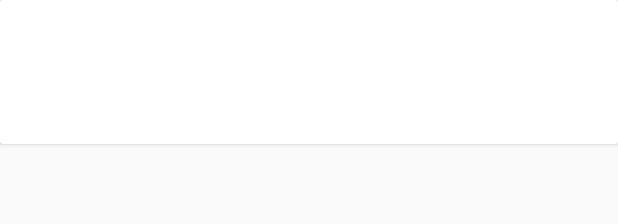
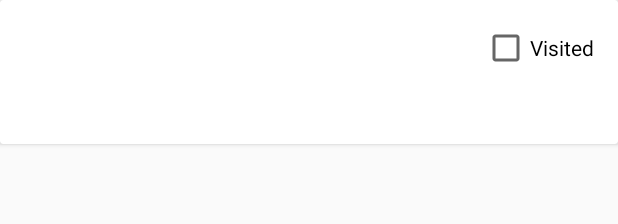
Before and after one commit to peter-dev/archaeological-fieldwork-v2-android, an Android app: the layout card_hillfort.xml on its own in the app's theme, with its tools: preview values and no code run, on a phone screen of 412 x 824 dp. Shown: the top 224 px of the screen. Run offline under Robolectric (Android 15) with nearby library versions, the phone set to English and light mode, and no system bars.

Commit message:
Added support for visited checkbox and date

```diff
--- a/app/build.gradle
+++ b/app/build.gradle
@@ -11,7 +11,7 @@ android {
     buildToolsVersion "29.0.2"
     defaultConfig {
         applicationId "org.wit.hillfort"
-        minSdkVersion 23
+        minSdkVersion 26
         targetSdkVersion 29
         versionCode 1
         versionName "1.0"
--- a/app/src/main/java/org/wit/hillfort/models/HillfortModel.kt
+++ b/app/src/main/java/org/wit/hillfort/models/HillfortModel.kt
@@ -21,7 +21,7 @@ data class HillfortModel(
     var description: String = "",
     var image: String = "",
     var visited: Boolean = false,
-    var dateVisited: String = "",
+    var dateVisited: String = "Not Visited",
     var rating: Float = 0f,
     var notes: String = "",
     @Embedded var location : Location = Location()): Parcelable
--- a/app/src/main/java/org/wit/hillfort/models/mem/HillfortMemStore.kt
+++ b/app/src/main/java/org/wit/hillfort/models/mem/HillfortMemStore.kt
@@ -31,6 +31,7 @@ class HillfortMemStore : HillfortStore, AnkoLogger {
             foundHillfort.title = hillfort.title
             foundHillfort.description = hillfort.description
             foundHillfort.image = hillfort.image
+            foundHillfort.rating = hillfort.rating
             foundHillfort.visited = hillfort.visited
             foundHillfort.dateVisited = hillfort.dateVisited
             foundHillfort.notes = hillfort.notes
--- a/app/src/main/java/org/wit/hillfort/views/hillfortlist/HillfortAdapter.kt
+++ b/app/src/main/java/org/wit/hillfort/views/hillfortlist/HillfortAdapter.kt
@@ -42,6 +42,8 @@ class HillfortAdapter constructor(
         fun bind(hillfort: HillfortModel, listener: HillfortListener) {
             itemView.txt_hillfortTitle.text = hillfort.title
             itemView.txt_hillfortDescription.text = hillfort.description
+            itemView.chkbox_visited.isChecked = hillfort.visited
+            itemView.txt_visited.text = hillfort.dateVisited
             itemView.icon_hillfortImage.setImageBitmap(
                 readImageFromPath(
                     itemView.context,
--- a/app/src/main/res/layout/card_hillfort.xml
+++ b/app/src/main/res/layout/card_hillfort.xml
@@ -34,5 +34,20 @@
             android:layout_below="@id/txt_hillfortTitle"
             android:layout_toEndOf="@+id/icon_hillfortImage"/>
 
+        <CheckBox
+            android:id="@+id/chkbox_visited"
+            android:layout_width="wrap_content"
+            android:layout_height="wrap_content"
+            android:layout_alignParentEnd="true"
+            android:text="Visited"
+            android:clickable="false"/>
+
+        <TextView
+            android:id="@+id/txt_visited"
+            android:layout_width="wrap_content"
+            android:layout_height="wrap_content"
+            android:layout_alignParentEnd="true"
+            android:layout_below="@id/chkbox_visited" />
+
     </RelativeLayout>
 </androidx.cardview.widget.CardView>
--- a/app/src/main/res/layout/content_hillfort_maps.xml
+++ b/app/src/main/res/layout/content_hillfort_maps.xml
@@ -61,7 +61,7 @@
 
       <TextView
           android:id="@+id/currentDescription"
-          android:layout_width="173dp"
+          android:layout_width="175dp"
           android:layout_height="48dp"
           android:layout_marginBottom="24dp"
           android:text="@string/hint_hillfort_description"
```
Also changed, not shown: app/src/main/java/org/wit/hillfort/views/hillfort/HillfortPresenter.kt (+16 -2 lines), app/src/main/java/org/wit/hillfort/views/hillfort/HillfortView.kt (+10 -2 lines), app/src/main/res/layout/activity_hillfort.xml (+14 -1 lines).
